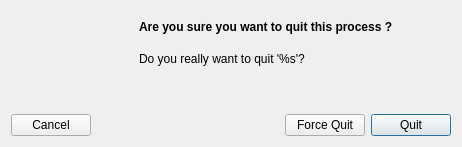
Qt form Under Construction/Activity Monitor.app/Resources/dialog_kill_process.ui (helloSystem/Utilities) before a commit.
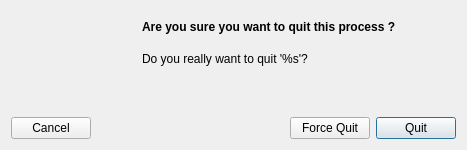
The same form after that commit. Icons and pictures are not drawn.

What changed in the file:
```diff
--- a/Under Construction/Activity Monitor.app/Resources/dialog_kill_process.ui
+++ b/Under Construction/Activity Monitor.app/Resources/dialog_kill_process.ui
@@ -9,8 +9,8 @@
    <rect>
     <x>0</x>
     <y>0</y>
-    <width>462</width>
-    <height>147</height>
+    <width>467</width>
+    <height>150</height>
    </rect>
   </property>
   <property name="focusPolicy">
@@ -44,7 +44,7 @@
       <number>0</number>
      </property>
      <item>
-      <layout class="QHBoxLayout" name="horizontalLayout_2" stretch="0,1">
+      <layout class="QHBoxLayout" name="horizontalLayout_2" stretch="0,0,0,0">
        <property name="sizeConstraint">
         <enum>QLayout::SetDefaultConstraint</enum>
        </property>
@@ -82,35 +82,25 @@
          </property>
         </widget>
        </item>
+       <item>
+        <spacer name="horizontalSpacer_4">
+         <property name="orientation">
+          <enum>Qt::Horizontal</enum>
+         </property>
+         <property name="sizeHint" stdset="0">
+          <size>
+           <width>40</width>
+           <height>20</height>
+          </size>
+         </property>
+        </spacer>
+       </item>
        <item>
         <layout class="QVBoxLayout" name="verticalLayout_2">
          <property name="spacing">
           <number>0</number>
          </property>
          <item>
-          <layout class="QHBoxLayout" name="horizontalLayout_3">
-           <property name="spacing">
-            <number>0</number>
-           </property>
-           <item>
-            <spacer name="horizontalSpacer_2">
-             <property name="orientation">
-              <enum>Qt::Horizontal</enum>
-             </property>
-             <property name="sizeHint" stdset="0">
-              <size>
-               <width>40</width>
-               <height>20</height>
-              </size>
-             </property>
-            </spacer>
-           </item>
-           <item>
-            <layout class="QVBoxLayout" name="verticalLayout_3">
-             <property name="rightMargin">
-              <number>0</number>
-             </property>
-             <item>
               <widget class="QLabel" name="Title">
                <property name="styleSheet">
                 <string notr="true">QLabel {
@@ -144,10 +134,6 @@
               </size>
              </property>
             </spacer>
-           </item>
-          </layout>
-         </item>
-        </layout>
        </item>
       </layout>
      </item>
```
Left out of the diff: 4 changed lines with no effect on the pictures. Lines whose indentation alone changed are shown as unchanged.
